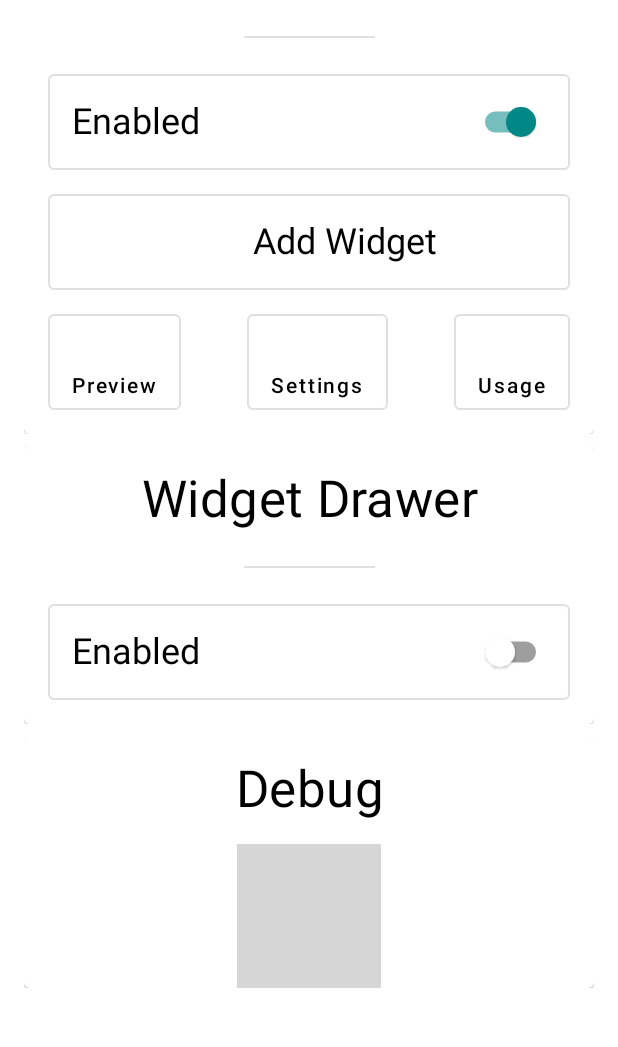
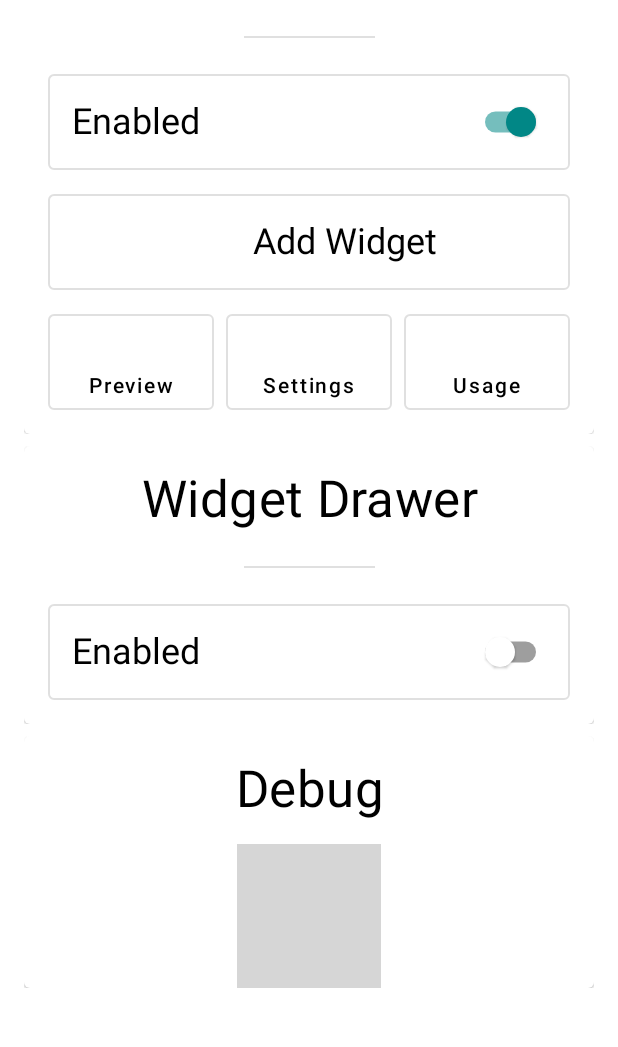
Before and after one commit to zacharee/LockscreenWidgets, an Android app built with Jetpack Compose: the @Preview function MainContent, on a phone screen of 412 x 824 dp, the part 108-1155 px from its top. Run offline under Robolectric (Android 15) with nearby library versions, the phone set to English and light mode, and no system bars; our stand-ins replace accompanist; libraries missing offline, so code that uses them is left out: tk.zwander.patreonsupportersretrieval; missing, so only their content is drawn: MdcTheme; 2 statements that could not run were skipped; grey boxes are pictures that could not be loaded.

Commit message:
Even more layout tweaks

```diff
--- a/app/src/main/java/tk/zwander/lockscreenwidgets/compose/main/ExtraButton.kt
+++ b/app/src/main/java/tk/zwander/lockscreenwidgets/compose/main/ExtraButton.kt
@@ -14,9 +14,10 @@ import androidx.compose.ui.unit.dp
 import tk.zwander.lockscreenwidgets.data.MainPageButton
 
 @Composable
-fun ExtraButton(info: MainPageButton) {
+fun ExtraButton(info: MainPageButton, modifier: Modifier = Modifier) {
     SubduedOutlinedButton(
         onClick = { info.onClick() },
+        modifier = modifier
     ) {
         Column(horizontalAlignment = Alignment.CenterHorizontally) {
             Image(
--- a/app/src/main/java/tk/zwander/lockscreenwidgets/compose/main/FeatureCard.kt
+++ b/app/src/main/java/tk/zwander/lockscreenwidgets/compose/main/FeatureCard.kt
@@ -166,6 +166,9 @@ fun FeatureCard(info: FeatureCardInfo) {
 
                     Spacer(Modifier.size(16.dp))
 
+                    BoxWithConstraints(modifier = Modifier.fillMaxWidth()) {
+                        val width = this.maxWidth
+
                         FlowRow(
                             mainAxisAlignment = FlowMainAxisAlignment.SpaceBetween,
                             crossAxisAlignment = FlowCrossAxisAlignment.Center,
@@ -173,8 +176,14 @@ fun FeatureCard(info: FeatureCardInfo) {
                             crossAxisSpacing = 8.dp,
                             mainAxisSize = SizeMode.Expand
                         ) {
+                            val itemsPerRow = info.buttons.size.coerceAtMost(3)
+                            val columnWidth = (width - (8.dp * (itemsPerRow - 1))) / itemsPerRow
+
                             info.buttons.forEach {
-                            ExtraButton(info = it)
+                                ExtraButton(
+                                    info = it,
+                                    modifier = Modifier.width(columnWidth)
+                                )
                             }
                         }
                     }
@@ -182,3 +191,4 @@ fun FeatureCard(info: FeatureCardInfo) {
             }
         }
     }
+}
```
Lines whose indentation alone changed are shown as unchanged.
